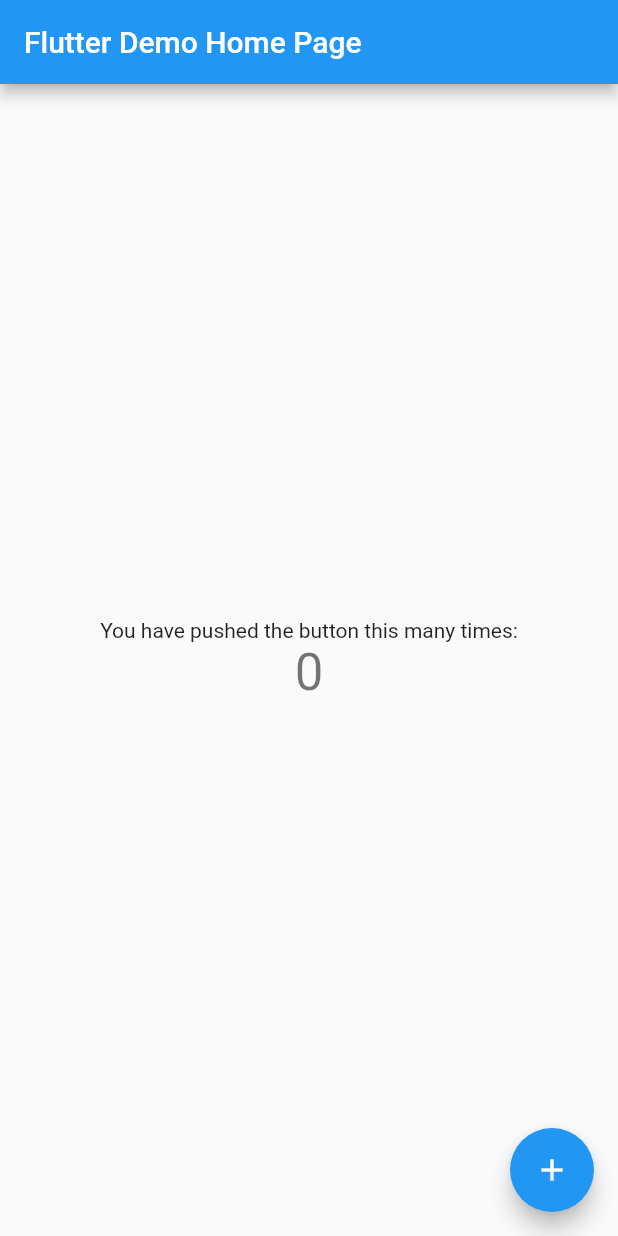
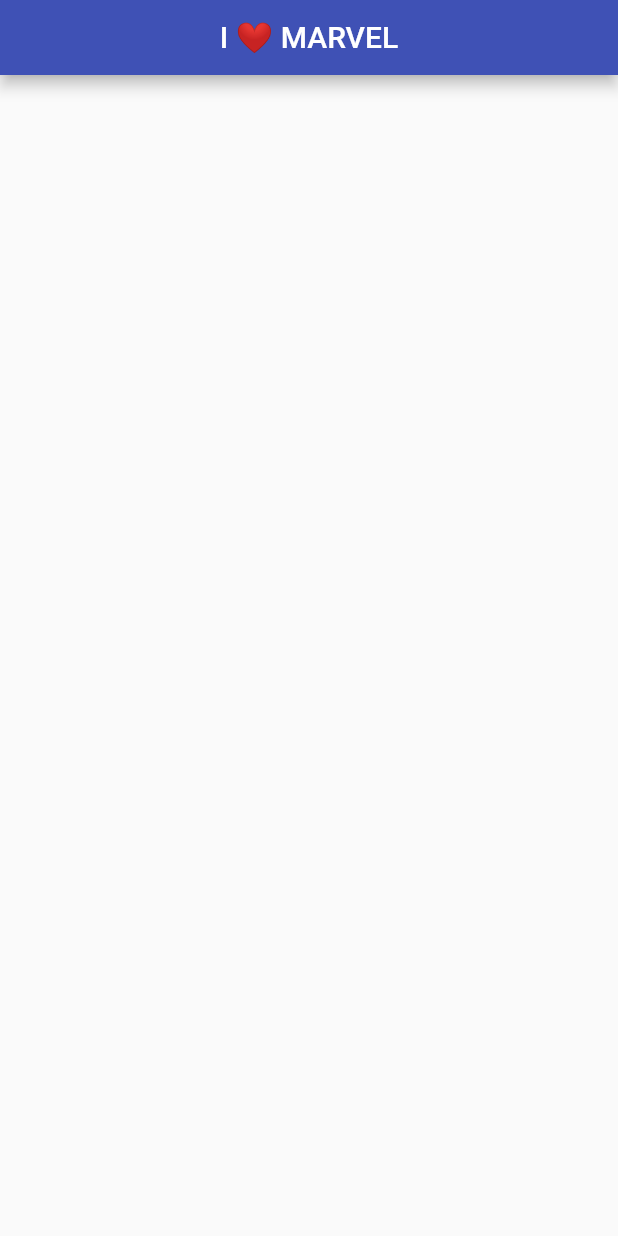
Before and after one commit to menel972/Flutter-Bloc-Practice, a Flutter app: the screen it shows after launch, on a phone screen of 412 x 824 dp. Run offline on Flutter 3.47's test engine with Material 2 defaults, Android fonts, the phone set to English and light mode, and no system bars; network calls fail.

Commit message:
init Marvel api

```diff
--- /dev/null
+++ b/lib/components/scaffold/appbar_component.dart
@@ -0,0 +1,14 @@
+import 'package:flutter/material.dart';
+
+class AppbarComponent extends StatelessWidget {
+  final String title;
+  const AppbarComponent({Key? key, required this.title}) : super(key: key);
+
+  @override
+  Widget build(BuildContext context) {
+    return AppBar(
+      title: Text(title),
+      centerTitle: true,
+    );
+  }
+}
--- a/lib/main.dart
+++ b/lib/main.dart
@@ -1,4 +1,5 @@
 import 'package:flutter/material.dart';
+import 'package:test_bloc/views/home/home_view.dart';
 
 void main() {
   runApp(const MyApp());
@@ -7,109 +8,14 @@ void main() {
 class MyApp extends StatelessWidget {
   const MyApp({Key? key}) : super(key: key);
 
-  // This widget is the root of your application.
   @override
   Widget build(BuildContext context) {
     return MaterialApp(
-      title: 'Flutter Demo',
+      debugShowCheckedModeBanner: false,
       theme: ThemeData(
-        // This is the theme of your application.
-        //
-        // Try running your application with "flutter run". You'll see the
-        // application has a blue toolbar. Then, without quitting the app, try
-        // changing the primarySwatch below to Colors.green and then invoke
-        // "hot reload" (press "r" in the console where you ran "flutter run",
-        // or simply save your changes to "hot reload" in a Flutter IDE).
-        // Notice that the counter didn't reset back to zero; the application
-        // is not restarted.
-        primarySwatch: Colors.blue,
+        primarySwatch: Colors.indigo,
       ),
-      home: const MyHomePage(title: 'Flutter Demo Home Page'),
+      home: const HomeView(),
     );
   }
 }
-
-class MyHomePage extends StatefulWidget {
-  const MyHomePage({Key? key, required this.title}) : super(key: key);
-
-  // This widget is the home page of your application. It is stateful, meaning
-  // that it has a State object (defined below) that contains fields that affect
-  // how it looks.
-
-  // This class is the configuration for the state. It holds the values (in this
-  // case the title) provided by the parent (in this case the App widget) and
-  // used by the build method of the State. Fields in a Widget subclass are
-  // always marked "final".
-
-  final String title;
-
-  @override
-  State<MyHomePage> createState() => _MyHomePageState();
-}
-
-class _MyHomePageState extends State<MyHomePage> {
-  int _counter = 0;
-
-  void _incrementCounter() {
-    setState(() {
-      // This call to setState tells the Flutter framework that something has
-      // changed in this State, which causes it to rerun the build method below
-      // so that the display can reflect the updated values. If we changed
-      // _counter without calling setState(), then the build method would not be
-      // called again, and so nothing would appear to happen.
-      _counter++;
-    });
-  }
-
-  @override
-  Widget build(BuildContext context) {
-    // This method is rerun every time setState is called, for instance as done
-    // by the _incrementCounter method above.
-    //
-    // The Flutter framework has been optimized to make rerunning build methods
-    // fast, so that you can just rebuild anything that needs updating rather
-    // than having to individually change instances of widgets.
-    return Scaffold(
-      appBar: AppBar(
-        // Here we take the value from the MyHomePage object that was created by
-        // the App.build method, and use it to set our appbar title.
-        title: Text(widget.title),
-      ),
-      body: Center(
-        // Center is a layout widget. It takes a single child and positions it
-        // in the middle of the parent.
-        child: Column(
-          // Column is also a layout widget. It takes a list of children and
-          // arranges them vertically. By default, it sizes itself to fit its
-          // children horizontally, and tries to be as tall as its parent.
-          //
-          // Invoke "debug painting" (press "p" in the console, choose the
-          // "Toggle Debug Paint" action from the Flutter Inspector in Android
-          // Studio, or the "Toggle Debug Paint" command in Visual Studio Code)
-          // to see the wireframe for each widget.
-          //
-          // Column has various properties to control how it sizes itself and
-          // how it positions its children. Here we use mainAxisAlignment to
-          // center the children vertically; the main axis here is the vertical
-          // axis because Columns are vertical (the cross axis would be
-          // horizontal).
-          mainAxisAlignment: MainAxisAlignment.center,
-          children: <Widget>[
-            const Text(
-              'You have pushed the button this many times:',
-            ),
-            Text(
-              '$_counter',
-              style: Theme.of(context).textTheme.headline4,
-            ),
-          ],
-        ),
-      ),
-      floatingActionButton: FloatingActionButton(
-        onPressed: _incrementCounter,
-        tooltip: 'Increment',
-        child: const Icon(Icons.add),
-      ), // This trailing comma makes auto-formatting nicer for build methods.
-    );
-  }
-}
--- /dev/null
+++ b/lib/service/API/marvel_api.dart
@@ -0,0 +1,42 @@
+// ignore_for_file: avoid_print
+
+import 'package:http/http.dart' as http;
+import 'dart:convert' show json, utf8;
+import 'package:crypto/crypto.dart';
+import 'package:test_bloc/service/models/character_model.dart';
+
+class MarvelApi {
+  String md5Generator(String input) {
+    return md5.convert(utf8.encode(input)).toString();
+  }
+
+  // = Developper Informations
+  final _baseUrl = 'https://gateway.marvel.com:443/v1/public/';
+  final _publicKey = '92719875e346944e07cfee80277796e0';
+  final _privateKey = '6fa5f408e53f53f3a2bbcf43bbee14ae89bbecd4';
+  final String _ts = DateTime.now().toIso8601String();
+  String get _hash {
+    return md5Generator(_ts + _privateKey + _publicKey);
+  }
+
+// = Request Urls
+  String _allCharacters(String startWith) {
+    return startWith == ''
+        ? '${_baseUrl}characters?apikey=$_publicKey&hash=$_hash&ts=$_ts'
+        : '${_baseUrl}characters?nameStartsWith=$startWith&apikey=$_publicKey&hash=$_hash&ts=$_ts';
+  }
+
+// {} Requests
+  Future<Character> request(String url) async {
+    final result = await http.get(Uri.parse(url));
+    final body = json.decode(result.body);
+    return Character.fromJson(body);
+  }
+
+  fetchCharacters(String startWith) async {
+    await request(_allCharacters(startWith))
+        .then((character) =>
+            print('value : ${character.data!.results!.first.name}'))
+        .catchError((e) => print('error : $e'));
+  }
+}
--- /dev/null
+++ b/lib/service/blocs/bloc.dart
@@ -0,0 +1,3 @@
+abstract class Bloc {
+  void dispose();
+}
--- /dev/null
+++ b/lib/service/models/character_model.dart
@@ -0,0 +1,45 @@
+import 'data_model.dart';
+
+class Character {
+  int? code;
+  String? status;
+  String? copyright;
+  String? attributionText;
+  String? attributionHTML;
+  Data? data;
+  String? etag;
+
+  Character({
+    this.code,
+    this.status,
+    this.copyright,
+    this.attributionText,
+    this.attributionHTML,
+    this.data,
+    this.etag,
+  });
+
+  Character.fromJson(Map<String, dynamic> json) {
+    code = json['code'];
+    status = json['status'];
+    copyright = json['copyright'];
+    attributionText = json['attributionText'];
+    attributionHTML = json['attributionHTML'];
+    data = json['data'] != null ? Data.fromJson(json['data']) : null;
+    etag = json['etag'];
+  }
+
+  Map<String, dynamic> toJson() {
+    final Map<String, dynamic> data = <String, dynamic>{};
+    data['code'] = code;
+    data['status'] = status;
+    data['copyright'] = copyright;
+    data['attributionText'] = attributionText;
+    data['attributionHTML'] = attributionHTML;
+    if (this.data != null) {
+      data['data'] = this.data!.toJson();
+    }
+    data['etag'] = etag;
+    return data;
+  }
+}
--- /dev/null
+++ b/lib/service/models/urls_model.dart
@@ -0,0 +1,21 @@
+class Urls {
+  String? type;
+  String? url;
+
+  Urls({
+    this.type,
+    this.url,
+  });
+
+  Urls.fromJson(Map<String, dynamic> json) {
+    type = json['type'];
+    url = json['url'];
+  }
+
+  Map<String, dynamic> toJson() {
+    final Map<String, dynamic> data = <String, dynamic>{};
+    data['type'] = type;
+    data['url'] = url;
+    return data;
+  }
+}
--- /dev/null
+++ b/lib/views/home/home_view.dart
@@ -0,0 +1,18 @@
+import 'package:flutter/material.dart';
+import 'package:test_bloc/components/scaffold/appbar_component.dart';
+import 'package:test_bloc/service/API/marvel_api.dart';
+
+class HomeView extends StatelessWidget {
+  const HomeView({Key? key}) : super(key: key);
+
+  @override
+  Widget build(BuildContext context) {
+    MarvelApi().fetchCharacters('');
+    return const Scaffold(
+      appBar: PreferredSize(
+        child: AppbarComponent(title: 'I ❤️ MARVEL'),
+        preferredSize: Size(double.infinity, 50),
+      ),
+    );
+  }
+}
```
Also changed, not shown: lib/service/blocs/bloc_provider.dart (added, +34 -0 lines), lib/service/models/comics_model.dart (added, +38 -0 lines), lib/service/models/data_model.dart (added, +42 -0 lines), lib/service/models/items_model.dart (added, +25 -0 lines), lib/service/models/results_model.dart (added, +80 -0 lines), lib/service/models/thumbnail_model.dart (added, +21 -0 lines), pubspec.yaml (+5 -17 lines), pubspec.lock.
